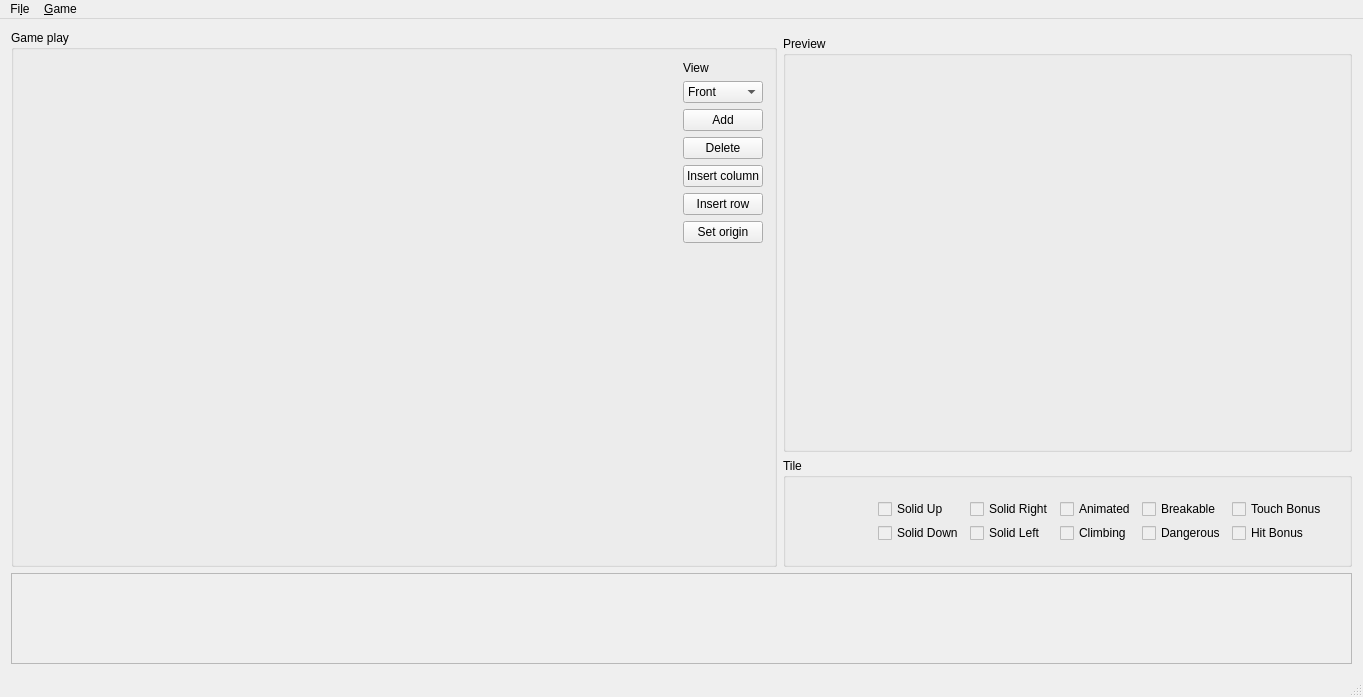
Above: levelEdit/CMainWindow.ui from clebail/tilegame before the change. Below: the same form after it.
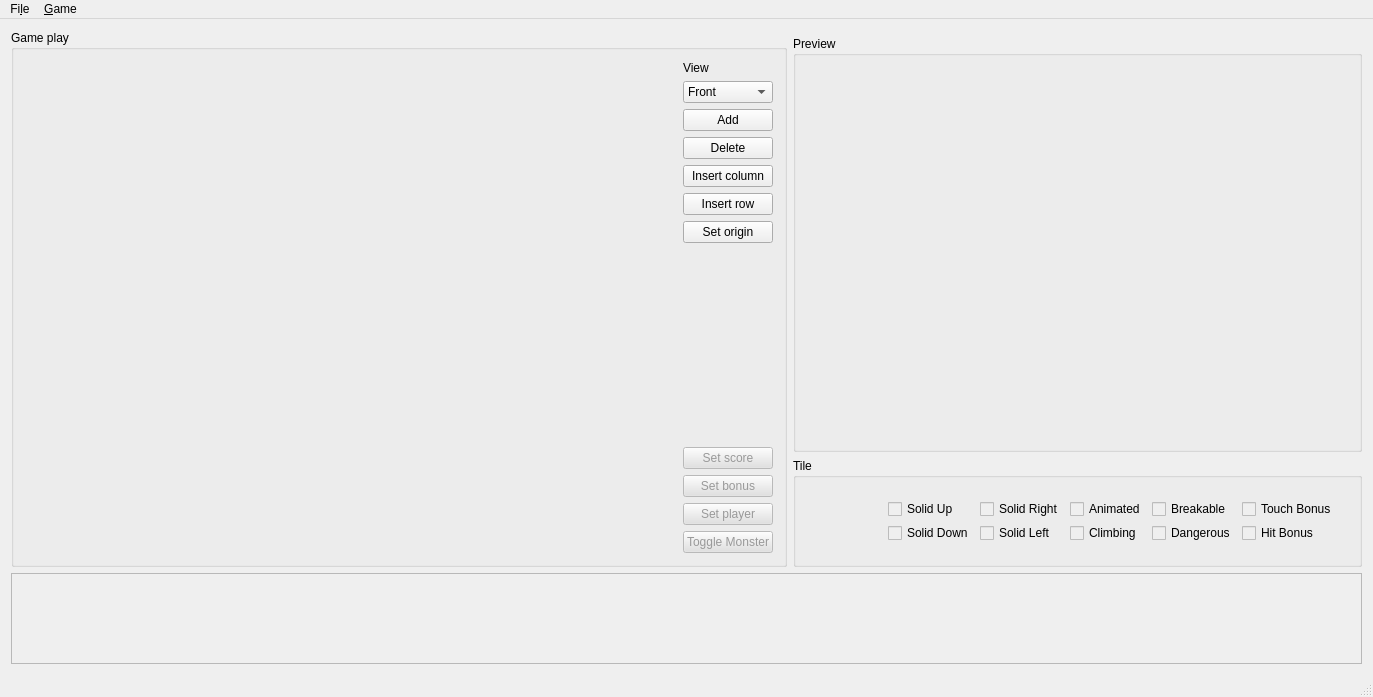
That is the form after the change. Custom widgets are drawn as their Qt base class.

Commit message: + LevelEdit insert row / column + btns setPalyer toggleMonster setScore setBonus

```diff
--- a/levelEdit/CMainWindow.ui
+++ b/levelEdit/CMainWindow.ui
@@ -172,6 +172,70 @@
                </property>
               </spacer>
              </item>
+             <item>
+              <widget class="QPushButton" name="pbSetScore">
+               <property name="enabled">
+                <bool>false</bool>
+               </property>
+               <property name="styleSheet">
+                <string notr="true">QPushButton:disabled {
+	background-color: #e1e1e1;
+	color: #999;
+}</string>
+               </property>
+               <property name="text">
+                <string>Set score</string>
+               </property>
+              </widget>
+             </item>
+             <item>
+              <widget class="QPushButton" name="pbSetBonus">
+               <property name="enabled">
+                <bool>false</bool>
+               </property>
+               <property name="styleSheet">
+                <string notr="true">QPushButton:disabled {
+	background-color: #e1e1e1;
+	color: #999;
+}</string>
+               </property>
+               <property name="text">
+                <string>Set bonus</string>
+               </property>
+              </widget>
+             </item>
+             <item>
+              <widget class="QPushButton" name="pbSetPlayer">
+               <property name="enabled">
+                <bool>false</bool>
+               </property>
+               <property name="styleSheet">
+                <string notr="true">QPushButton:disabled {
+	background-color: #e1e1e1;
+	color: #999;
+}</string>
+               </property>
+               <property name="text">
+                <string>Set player</string>
+               </property>
+              </widget>
+             </item>
+             <item>
+              <widget class="QPushButton" name="pbToggleMonster">
+               <property name="enabled">
+                <bool>false</bool>
+               </property>
+               <property name="styleSheet">
+                <string notr="true">QPushButton:disabled {
+	background-color: #e1e1e1;
+	color: #999;
+}</string>
+               </property>
+               <property name="text">
+                <string>Toggle Monster</string>
+               </property>
+              </widget>
+             </item>
             </layout>
            </widget>
           </item>
```
Left out of the diff: 2 changed lines with no effect on the pictures. The commit also changes 7 other files.
